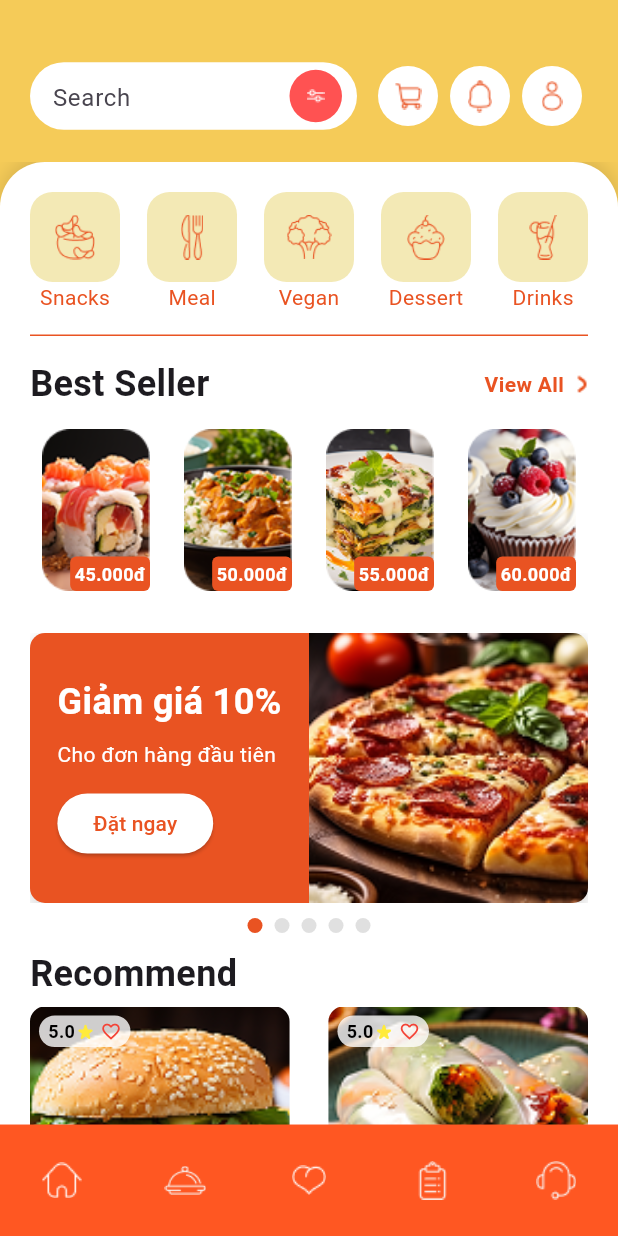
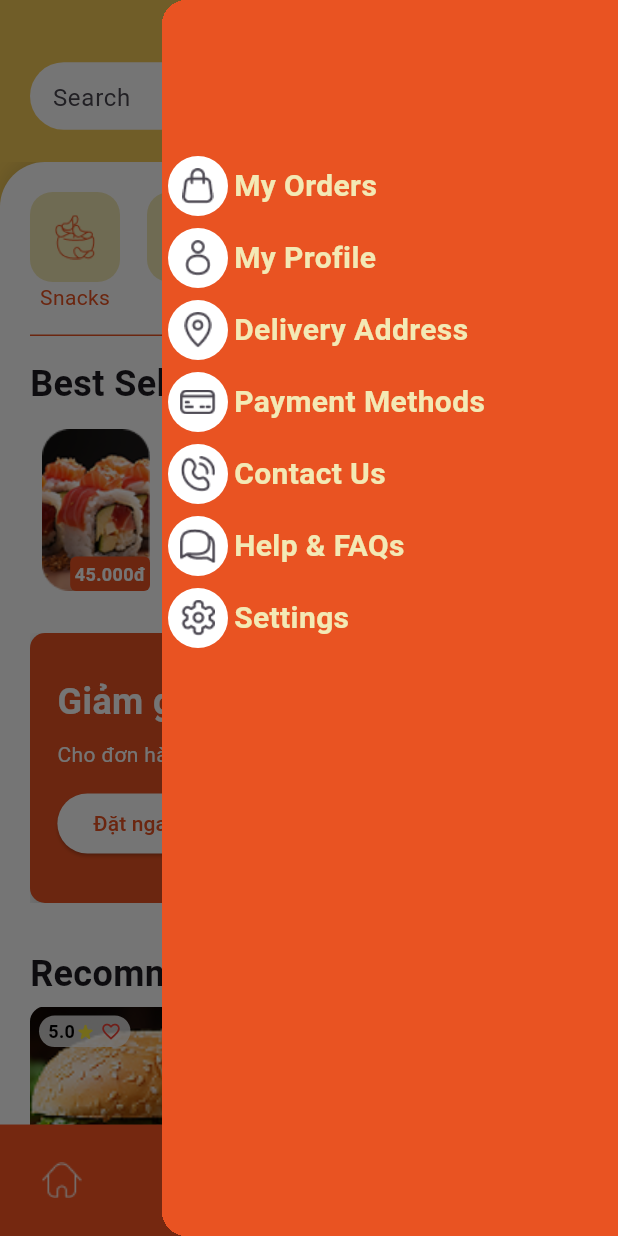
Before and after one commit to PhamVanDong2407/foodapp, a Flutter app: the HomePage screen opened by its route, with the side drawer open (before the commit the screen has no drawer), on a phone screen of 412 x 824 dp. Run offline on Flutter 3.47's test engine with Material 3 defaults, Android fonts, the phone set to English and light mode, and no system bars; our stand-ins replace firebase_auth, firebase_core, get; accounts and stored records are empty.

Commit message:
cap nhat drawer

```diff
--- a/lib/components/home_component/action_button.dart
+++ b/lib/components/home_component/action_button.dart
@@ -2,13 +2,18 @@ import 'package:flutter/material.dart';
 
 class ActionButton extends StatelessWidget {
   final String assetPath;
+  final VoidCallback onPressed;
 
-  const ActionButton({super.key, required this.assetPath});
+  const ActionButton({
+    super.key,
+    required this.assetPath,
+    required this.onPressed,
+  });
 
   @override
   Widget build(BuildContext context) {
     return IconButton(
-      onPressed: () {},
+      onPressed: onPressed, // Use the provided onPressed callback
       style: IconButton.styleFrom(
         backgroundColor: Colors.white,
         shape: const CircleBorder(),
--- a/lib/components/home_component/search_action.dart
+++ b/lib/components/home_component/search_action.dart
@@ -7,15 +7,28 @@ class SearchAndActions extends StatelessWidget {
 
   @override
   Widget build(BuildContext context) {
-    return const Padding(
-      padding: EdgeInsets.symmetric(horizontal: 20),
+    return Padding(
+      padding: const EdgeInsets.symmetric(horizontal: 20),
       child: Row(
         children: [
-          Expanded(child: SearchField()),
-          SizedBox(width: 10),
-          ActionButton(assetPath: 'assets/images/cart.png'),
-          ActionButton(assetPath: 'assets/images/noti.png'),
-          ActionButton(assetPath: 'assets/images/pro5.png'),
+          const Expanded(child: SearchField()),
+          const SizedBox(width: 10),
+          ActionButton(
+            assetPath: 'assets/images/cart.png',
+            onPressed: () {},
+          ),
+          ActionButton(
+            assetPath: 'assets/images/noti.png',
+            onPressed: () {},
+          ),
+          Builder(
+            builder: (context) => ActionButton(
+              assetPath: 'assets/images/pro5.png',
+              onPressed: () {
+                Scaffold.of(context).openEndDrawer(); // Mở endDrawer
+              },
+            ),
+          ),
         ],
       ),
     );
--- /dev/null
+++ b/lib/components/profile_component/logout_profile.dart
@@ -0,0 +1,32 @@
+import 'package:flutter/material.dart';
+
+class logoutProfile extends StatelessWidget {
+  const logoutProfile({super.key});
+
+  @override
+  Widget build(BuildContext context) {
+    return Row(
+      children: [
+        IconButton(
+          onPressed: () {},
+          style: IconButton.styleFrom(
+            backgroundColor: Colors.white,
+            shape: const CircleBorder(),
+          ),
+          icon: const Icon(
+            Icons.logout,
+            color: Color(0xffE95322),
+          ),
+        ),
+        const Text(
+          'Logout',
+          style: TextStyle(
+            color: Color(0xffF3E9B5),
+            fontSize: 20,
+            fontWeight: FontWeight.bold,
+          ),
+        )
+      ],
+    );
+  }
+}
--- /dev/null
+++ b/lib/components/profile_component/menu_profile.dart
@@ -0,0 +1,40 @@
+import 'package:flutter/material.dart';
+
+class menuProfile extends StatelessWidget {
+  const menuProfile({
+    super.key,
+    required this.imgProfile,
+    required this.nameProfile,
+    required this.onTap,
+  });
+
+  final String imgProfile;
+  final String nameProfile;
+  final VoidCallback onTap;
+
+  @override
+  Widget build(BuildContext context) {
+    return Row(
+      children: [
+        IconButton(
+          onPressed: onTap,
+          style: IconButton.styleFrom(
+            backgroundColor: Colors.white,
+            shape: const CircleBorder(),
+          ),
+          icon: ImageIcon(
+            AssetImage(imgProfile),
+          ),
+        ),
+        Text(
+          nameProfile,
+          style: const TextStyle(
+            color: Color(0xffF3E9B5),
+            fontSize: 20,
+            fontWeight: FontWeight.bold,
+          ),
+        )
+      ],
+    );
+  }
+}
--- a/lib/main.dart
+++ b/lib/main.dart
@@ -1,7 +1,6 @@
 import 'package:firebase_core/firebase_core.dart';
 import 'package:flutter/material.dart';
 import 'package:foodapp/firebase_options.dart';
-import 'package:foodapp/pages/home_page/home_page.dart';
 import 'package:foodapp/pages/launch_page/splash_page.dart';
 import 'package:foodapp/routes/route.dart';
 
--- a/lib/pages/home_page/home_page.dart
+++ b/lib/pages/home_page/home_page.dart
@@ -1,19 +1,22 @@
 import 'package:flutter/material.dart';
+import 'package:foodapp/components/profile_component/menu_profile.dart';
 import 'package:foodapp/components/home_component/actionbtn_bestseller.dart';
 import 'package:foodapp/components/home_component/recommend.dart';
 import '../../components/bottomNav.dart';
 import '../../components/content_area.dart';
+import '../../components/home_component/action_button.dart';
 import '../../components/home_component/actionbtn_content.dart';
 import '../../components/home_component/search_action.dart';
+import '../../components/home_component/search_field.dart';
 
 class HomePage extends StatelessWidget {
   const HomePage({super.key});
 
   @override
   Widget build(BuildContext context) {
-    return const Scaffold(
-      backgroundColor: Color(0xffF5CB58),
-      body: SafeArea(
+    return Scaffold(
+      backgroundColor: const Color(0xffF5CB58),
+      body: const SafeArea(
         child: Column(
           children: [
             SizedBox(height: 40),
@@ -40,7 +43,53 @@ class HomePage extends StatelessWidget {
           ],
         ),
       ),
-      bottomNavigationBar: Bottomnav(), // Thêm thanh điều hướng dưới cùng
+      bottomNavigationBar: const Bottomnav(),
+      endDrawer: Drawer(
+        backgroundColor: Colors.transparent, // Drawer bọc ngoài trong suốt
+        child: Container(
+          padding: const EdgeInsets.only(top: 100), // Cách top 100
+          color: const Color(0xffE95322), // Container bên trong giữ màu như cũ
+          child: Column(
+            children: [
+              menuProfile(
+                imgProfile: 'assets/images/pf1.png',
+                nameProfile: 'My Orders',
+                onTap: () {},
+              ),
+              menuProfile(
+                imgProfile: 'assets/images/pf2.png',
+                nameProfile: 'My Profile',
+                onTap: () {},
+              ),
+              menuProfile(
+                imgProfile: 'assets/images/pf3.png',
+                nameProfile: 'Delivery Address',
+                onTap: () {},
+              ),
+              menuProfile(
+                imgProfile: 'assets/images/pf4.png',
+                nameProfile: 'Payment Methods',
+                onTap: () {},
+              ),
+              menuProfile(
+                imgProfile: 'assets/images/pf5.png',
+                nameProfile: 'Contact Us',
+                onTap: () {},
+              ),
+              menuProfile(
+                imgProfile: 'assets/images/pf6.png',
+                nameProfile: 'Help & FAQs',
+                onTap: () {},
+              ),
+              menuProfile(
+                imgProfile: 'assets/images/pf7.png',
+                nameProfile: 'Settings',
+                onTap: () {},
+              ),
+            ],
+          ),
+        ),
+      ),
     );
   }
 }
--- a/lib/pages/profile_page/profile_page.dart
+++ /dev/null
@@ -1,10 +0,0 @@
-import 'package:flutter/material.dart';
-
-class ProfilePage extends StatelessWidget {
-  const ProfilePage({super.key});
-
-  @override
-  Widget build(BuildContext context) {
-    return const Placeholder();
-  }
-}
```
Also changed, not shown: lib/components/profile_component/account_profile.dart (added).
